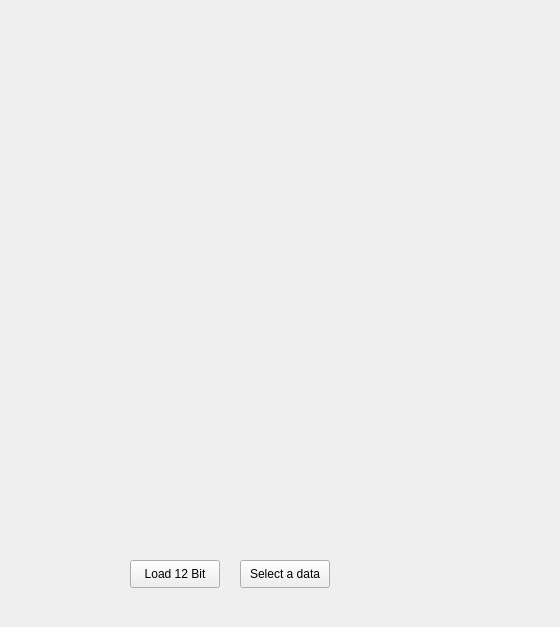
Qt form imageloader.ui (danikhani/CTScan_MT) before a commit.
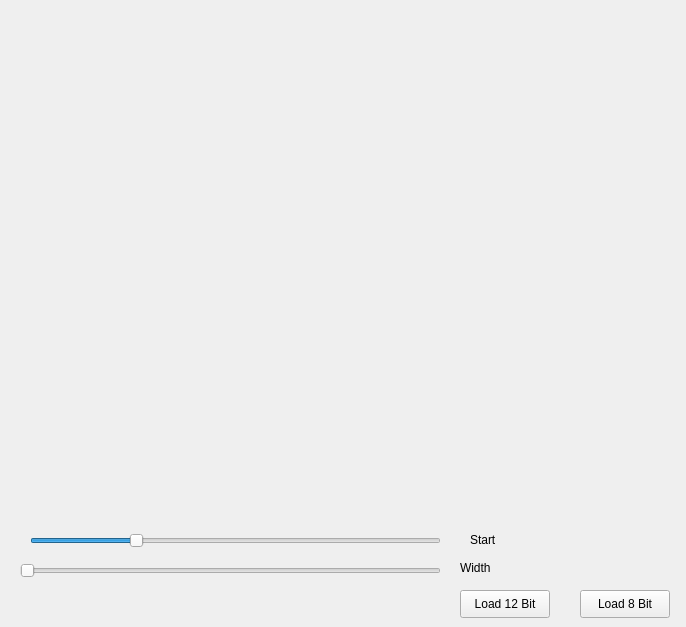
The same form after that commit.

Patch:
```diff
--- a/imageloader.ui
+++ b/imageloader.ui
@@ -6,7 +6,7 @@
    <rect>
     <x>0</x>
     <y>0</y>
-    <width>560</width>
+    <width>686</width>
     <height>627</height>
    </rect>
   </property>
@@ -29,21 +29,21 @@
   <widget class="QPushButton" name="pushButton_8bit">
    <property name="geometry">
     <rect>
-     <x>240</x>
-     <y>560</y>
+     <x>580</x>
+     <y>590</y>
      <width>90</width>
      <height>28</height>
     </rect>
    </property>
    <property name="text">
-    <string>Select a data</string>
+    <string>Load 8 Bit</string>
    </property>
   </widget>
   <widget class="QPushButton" name="pushButton_12bit">
    <property name="geometry">
     <rect>
-     <x>130</x>
-     <y>560</y>
+     <x>460</x>
+     <y>590</y>
      <width>90</width>
      <height>28</height>
     </rect>
@@ -52,6 +52,79 @@
     <string>Load 12 Bit</string>
    </property>
   </widget>
+  <widget class="QSlider" name="slider_start">
+   <property name="geometry">
+    <rect>
+     <x>30</x>
+     <y>530</y>
+     <width>411</width>
+     <height>22</height>
+    </rect>
+   </property>
+   <property name="minimum">
+    <number>-1024</number>
+   </property>
+   <property name="maximum">
+    <number>3071</number>
+   </property>
+   <property name="singleStep">
+    <number>1</number>
+   </property>
+   <property name="value">
+    <number>0</number>
+   </property>
+   <property name="orientation">
+    <enum>Qt::Horizontal</enum>
+   </property>
+  </widget>
+  <widget class="QSlider" name="slider_width">
+   <property name="geometry">
+    <rect>
+     <x>20</x>
+     <y>560</y>
+     <width>421</width>
+     <height>22</height>
+    </rect>
+   </property>
+   <property name="minimum">
+    <number>1</number>
+   </property>
+   <property name="maximum">
+    <number>4095</number>
+   </property>
+   <property name="orientation">
+    <enum>Qt::Horizontal</enum>
+   </property>
+  </widget>
+  <widget class="QLabel" name="label_start">
+   <property name="geometry">
+    <rect>
+     <x>470</x>
+     <y>530</y>
+     <width>121</width>
+     <height>20</height>
+    </rect>
+   </property>
+   <property name="text">
+    <string>Start</string>
+   </property>
+   <property name="textFormat">
+    <enum>Qt::RichText</enum>
+   </property>
+  </widget>
+  <widget class="QLabel" name="label_width">
+   <property name="geometry">
+    <rect>
+     <x>460</x>
+     <y>560</y>
+     <width>111</width>
+     <height>16</height>
+    </rect>
+   </property>
+   <property name="text">
+    <string>Width</string>
+   </property>
+  </widget>
  </widget>
  <layoutdefault spacing="6" margin="11"/>
  <resources/>
```
